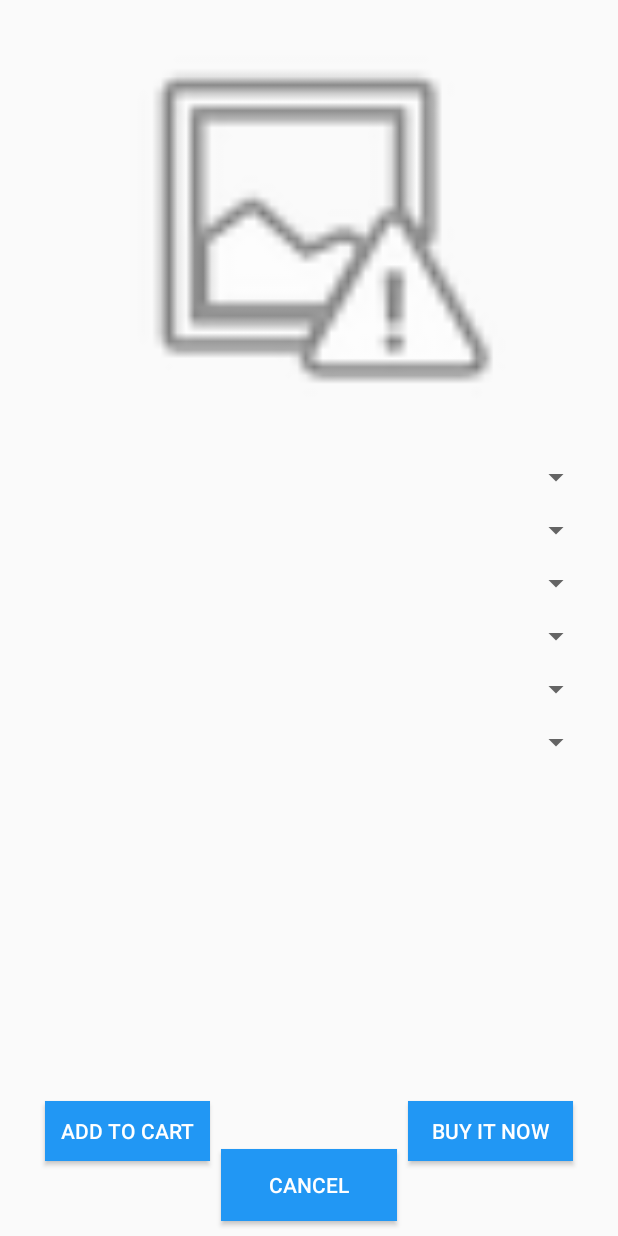
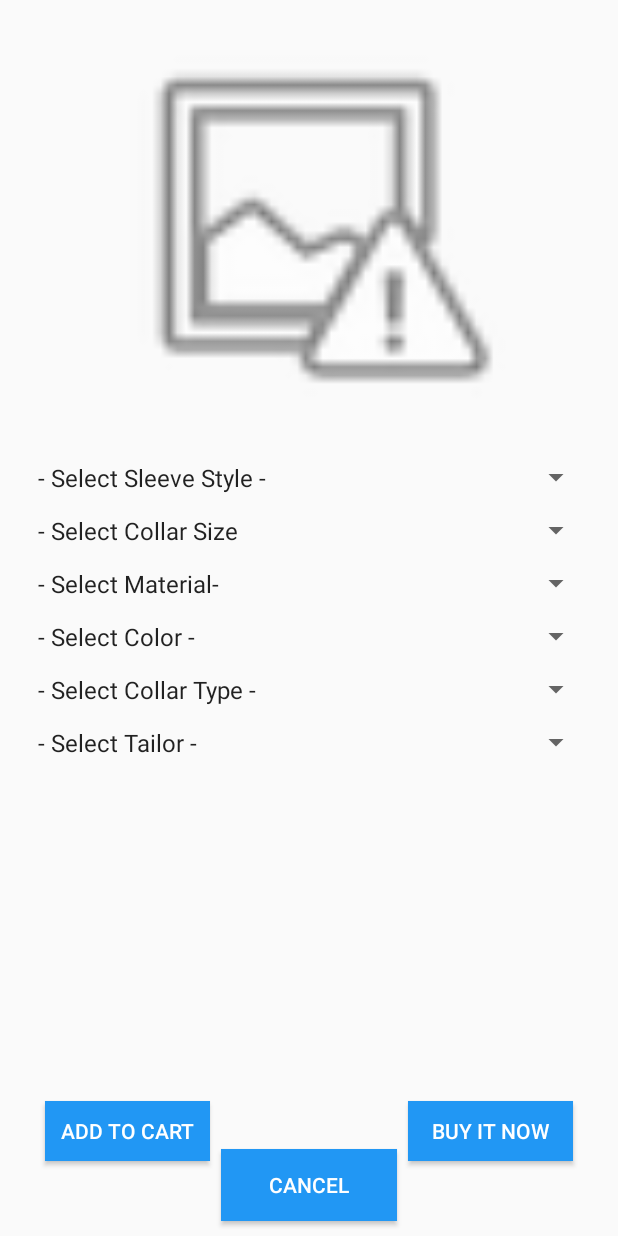
Before and after one commit to Nuwan94/FIL, an Android app: the layout product.xml on its own in the app's theme, with its tools: preview values and no code run, on a phone screen of 412 x 824 dp. Run offline under Robolectric (Android 15) with nearby library versions, the phone set to English and light mode, and no system bars.

Commit message:
Product View + updated arrays

```diff
--- a/app/src/main/res/layout/product.xml
+++ b/app/src/main/res/layout/product.xml
@@ -39,34 +39,46 @@
         android:orientation="vertical">
 
         <Spinner
-            android:id="@+id/spinnerSleeveSize"
+            android:id="@+id/spinnerSleeveStyle"
             android:layout_width="match_parent"
-            android:layout_height="35dp" />
+            android:layout_height="35dp"
+            android:entries="@array/sleeve_style_array"
+            />
 
         <Spinner
             android:id="@+id/spinnerCollarSize"
             android:layout_width="match_parent"
-            android:layout_height="35dp" />
+            android:layout_height="35dp"
+            android:entries="@array/collar_size_array"
+            />
 
         <Spinner
             android:id="@+id/spinnerMaterial"
             android:layout_width="match_parent"
-            android:layout_height="35dp" />
+            android:layout_height="35dp"
+            android:entries="@array/material_array"
+            />
 
         <Spinner
             android:id="@+id/spinnerColor"
             android:layout_width="match_parent"
-            android:layout_height="35dp" />
+            android:layout_height="35dp"
+            android:entries="@array/color_array"
+            />
 
         <Spinner
             android:id="@+id/spinnerCollarType"
             android:layout_width="match_parent"
-            android:layout_height="35dp" />
+            android:layout_height="35dp"
+            android:entries="@array/collar_type_array_ladies"
+            />
 
         <Spinner
             android:id="@+id/spinnerTailor"
             android:layout_width="match_parent"
-            android:layout_height="35dp" />
+            android:layout_height="35dp"
+            android:entries="@array/tailor_array"
+            />
 
     </LinearLayout>
 
--- a/app/src/main/res/values/strings.xml
+++ b/app/src/main/res/values/strings.xml
@@ -9,7 +9,7 @@
     <string name="tag_line">LIFE INS\'T PERFECT, BUT YOUR OUTFIT CAN BE…</string>
 
     <string-array name="sleeve_style_array">
-        <item>Normal sleeve</item>
+        <item>- Select Sleeve Style -</item>
         <item>Raglan sleeves</item>
         <item>Man’s shirt sleeve with cuff</item>
         <item>Butterfly Sleeves</item>
@@ -22,9 +22,10 @@
     </string-array>
 
     <string-array name="collar_size_array">
-        <item>S | 37-38 cm | 15"</item>
-        <item>M |39-40 cm | 15 1/2" - 15 3/4"</item>
-        <item>L | 41-42 cm | 16" - 16 1/2"</item>
+        <item>- Select Collar Size</item>
+        <item>S | 37–38 cm | 15"</item>
+        <item>M |39–40 cm | 15 1/2" - 15 3/4"</item>
+        <item>L | 41–42 cm | 16" - 16 1/2"</item>
         <item>X | 43-44 cm | 17" – 17 1/2"</item>
         <item>XXL | 45-46 cm | 18" – 18 1/2" </item>
         <item>3XL | 47-48 cm | 19"</item>
@@ -33,6 +34,7 @@
     </string-array>
 
     <string-array name="material_array">
+        <item>- Select Material-</item>
         <item>cotton </item>
         <item>flax</item>
         <item>silk’s</item>
@@ -46,41 +48,46 @@
     </string-array>
 
     <string-array name="color_array">
-        <item>Normal</item>
-        <item>Raglan</item>
-        <item>Man’s</item>
-        <item>l</item>
-        <item>Of</item>
-        <item>Cuff </item>
-        <item>Cap</item>
-        <item>Kimono</item>
-        <item>Bracelet</item>
+        <item>- Select Color -</item>
+        <item>Green</item>
+        <item>Blue</item>
+        <item>Brown</item>
+        <item>Black</item>
+        <item>White</item>
+        <item>Beige </item>
+        <item>Navy</item>
+        <item>Grey</item>
+        <item>Red</item>
 
     </string-array>
 
-    <string-array name="collar_type_array_men">
-        <item>Normal</item>
-        <item>Raglan</item>
-        <item>Man’s</item>
-        <item>l</item>
-        <item>Of</item>
-        <item>Cuff </item>
-        <item>Cap</item>
-        <item>Kimono</item>
-        <item>Bracelet</item>
+
+    <string-array name="collar_type_array_ladies">
+        <item>- Select Collar Type -</item>
+        <item>Straight Point Collar</item>
+        <item>Spread Collar</item>
+        <item>Button-Down Collar</item>
+        <item>Cutaway Collar</item>
+        <item>Notched</item>
+        <item>Shawl Collars</item>
+        <item>Jabot Collars</item>
+        <item>Turtleneck Collars</item>
+        <item>- Select collar type -</item>
+    </string-array>
+
+    <string-array name="tailor_array">
+        <item>- Select Tailor -</item>
+        <item>Hercules Tailors</item>
+        <item>KIITO BESPOKE</item>
+        <item>Rayman Custom Tailors </item>
+        <item>Roy Textile and Tailors</item>
+        <item>Imtiaz Designers</item>
+        <item>Dress Master Tailors </item>
+        <item>Dress Master Tailors (Pvt) Ltd</item>
+        <item>ABBA International</item>
+        <item>Wills Design Private Ltd</item>
 
     </string-array>
 
-    <string-array name="collar_type_array_ladies">
-        <item>Straight Point Collar.</item>
-        <item>Spread Collar.</item>
-        <item>Button-Down Collar.</item>
-        <item>Cutaway Collar.</item>
-        <item>Of</item>
-        <item>Cuff </item>
-        <item>Cap</item>
-        <item>Kimono</item>
-        <item>Bracelet</item>
-    </string-array>
 
 </resources>
```
